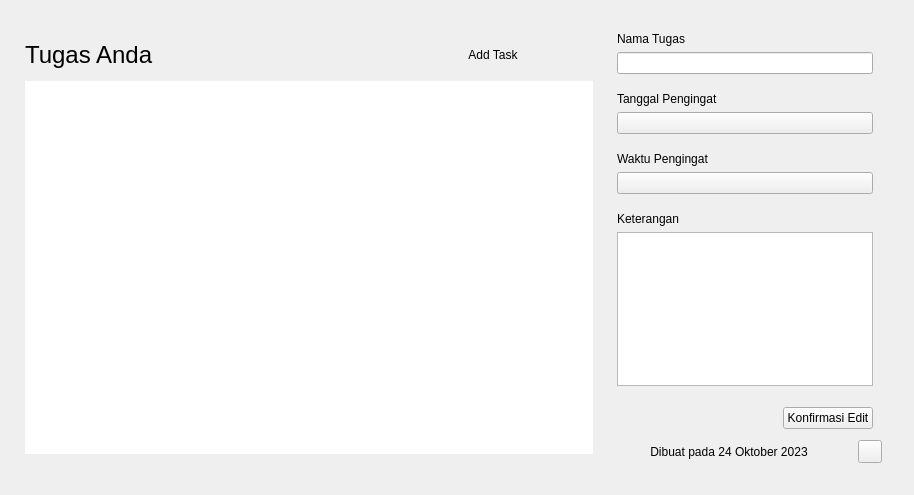
Before: the Qt Designer form main.ui in onmail12/tubes-alpro, drawn with Qt 5.
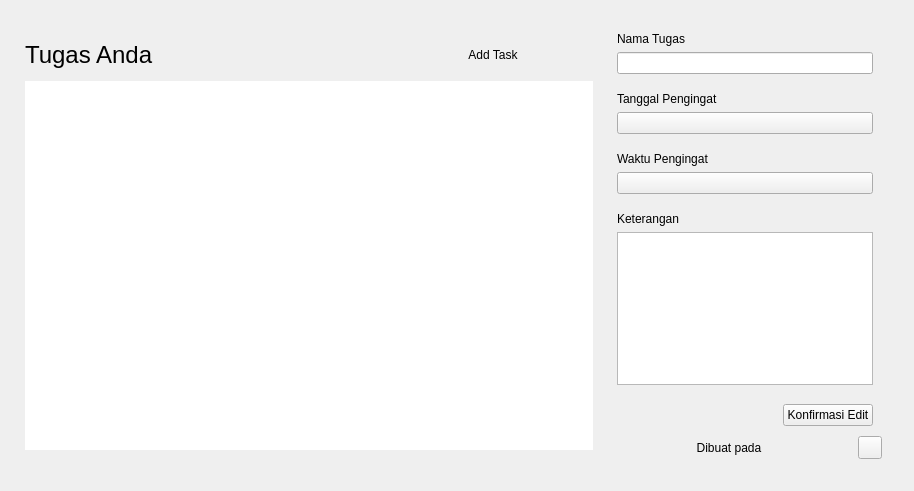
After: the same form once the commit is applied. Custom widgets are drawn as their Qt base class.

Commit message: fixed created date

Patch:
```diff
--- a/main.ui
+++ b/main.ui
@@ -7,7 +7,7 @@
     <x>0</x>
     <y>0</y>
     <width>914</width>
-    <height>495</height>
+    <height>491</height>
    </rect>
   </property>
   <property name="windowTitle">
@@ -315,12 +315,9 @@
           <number>0</number>
          </property>
          <item>
-          <widget class="QLabel" name="label_3">
-           <property name="layoutDirection">
-            <enum>Qt::LeftToRight</enum>
-           </property>
+          <widget class="CaptionLabel" name="lbl_created_date">
            <property name="text">
-            <string>Dibuat pada 24 Oktober 2023</string>
+            <string>Dibuat pada</string>
            </property>
            <property name="alignment">
             <set>Qt::AlignCenter</set>
@@ -373,6 +370,11 @@
    <extends>QPushButton</extends>
    <header>qfluentwidgets</header>
   </customwidget>
+  <customwidget>
+   <class>CaptionLabel</class>
+   <extends>QLabel</extends>
+   <header>qfluentwidgets</header>
+  </customwidget>
   <customwidget>
    <class>BodyLabel</class>
    <extends>QLabel</extends>
```
The commit also changes 2 other files.
